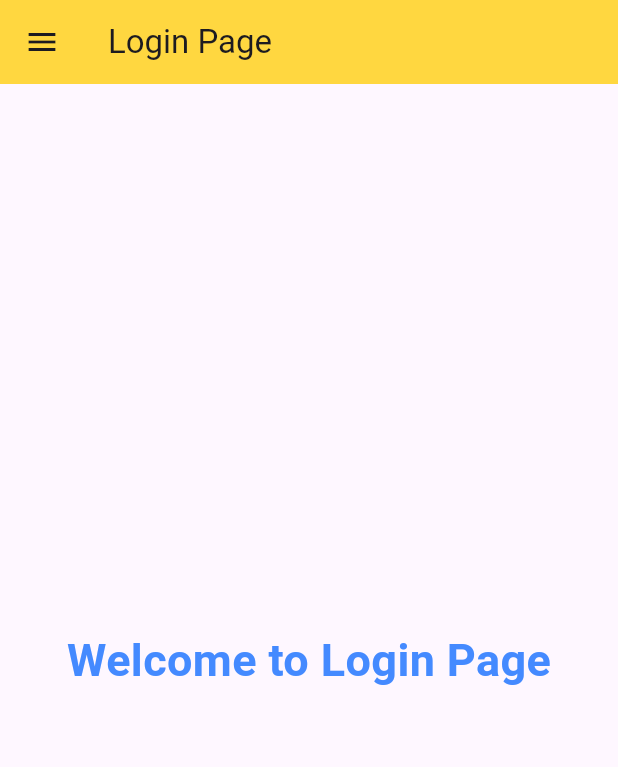
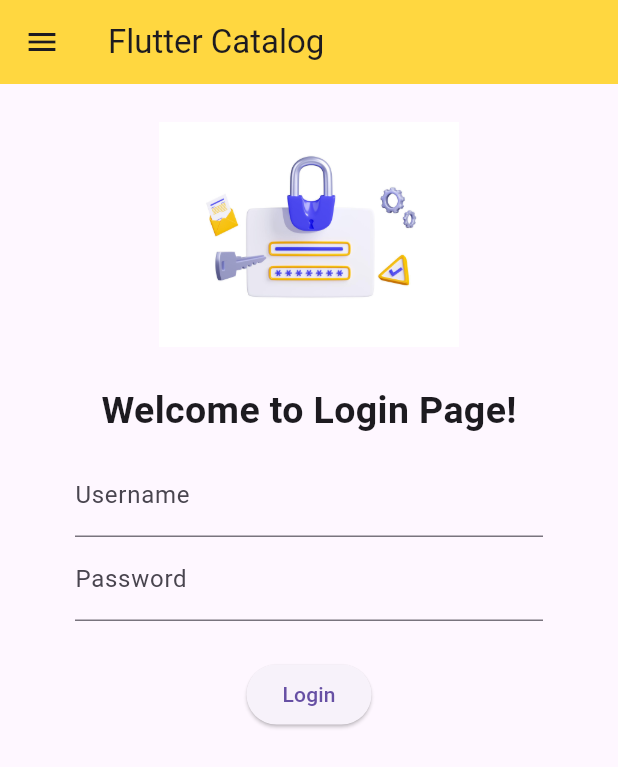
Before and after one commit to Tashfeen-Chohan/Flutter-Tutorial, a Flutter app: the LoginPage screen opened by its route, on a phone screen of 412 x 824 dp. Shown: the top 767 px of the screen. Run offline on Flutter 3.47's test engine with Material 3 defaults, Android fonts, the phone set to English and light mode, and no system bars.

Commit message:
assets & images - TextFormField

```diff
--- a/lib/pages/login_page.dart
+++ b/lib/pages/login_page.dart
@@ -7,17 +7,50 @@ class LoginPage extends StatelessWidget {
   Widget build(BuildContext context) {
     return Scaffold(
       appBar: AppBar(
-        title: const Text("Login Page"),
+        title: const Text("Flutter Catalog"),
         backgroundColor: Colors.amberAccent,
       ),
-      body: const Center(
-          child: Text(
-        "Welcome to Login Page",
-        style: TextStyle(
-            fontSize: 30,
-            fontWeight: FontWeight.bold,
-            color: Colors.blueAccent),
-      )),
+      body: Center(
+        child: Column(
+          children: [
+            Image.asset(
+              "assets/images/login_img.jpg",
+              fit: BoxFit.contain,
+              width: 200,
+              height: 200,
+            ),
+            const Text(
+              "Welcome to Login Page!",
+              style: TextStyle(fontSize: 25, fontWeight: FontWeight.bold),
+            ),
+            Padding(
+              padding: const EdgeInsets.symmetric(vertical: 10, horizontal: 50),
+              child: Column(
+                children: [
+                  TextFormField(
+                    decoration: const InputDecoration(
+                        hintText: "Please enter username!",
+                        labelText: "Username"),
+                  ),
+                  TextFormField(
+                    obscureText: true,
+                    decoration: const InputDecoration(
+                        hintText: "Please enter password",
+                        labelText: "Password"),
+                  ),
+                  const SizedBox(height: 25,),
+                  ElevatedButton(
+                    child: const Text("Login"),
+                    onPressed: () {
+                      print("Hi");
+                    },
+                  )
+                ],
+              ),
+            )
+          ],
+        ),
+      ),
       drawer: const Drawer(),
     );
   }
--- a/pubspec.yaml
+++ b/pubspec.yaml
@@ -59,8 +59,8 @@ flutter:
   uses-material-design: true
 
   # To add assets to your application, add an assets section, like this:
-  # assets:
-  #   - images/a_dot_burr.jpeg
+  assets:
+    - assets/images/
   #   - images/a_dot_ham.jpeg
 
   # An image asset can refer to one or more resolution-specific "variants", see
```
Also changed, not shown: assets/images/login_img.jpg (added), assets/images/programming.jpg (added).
